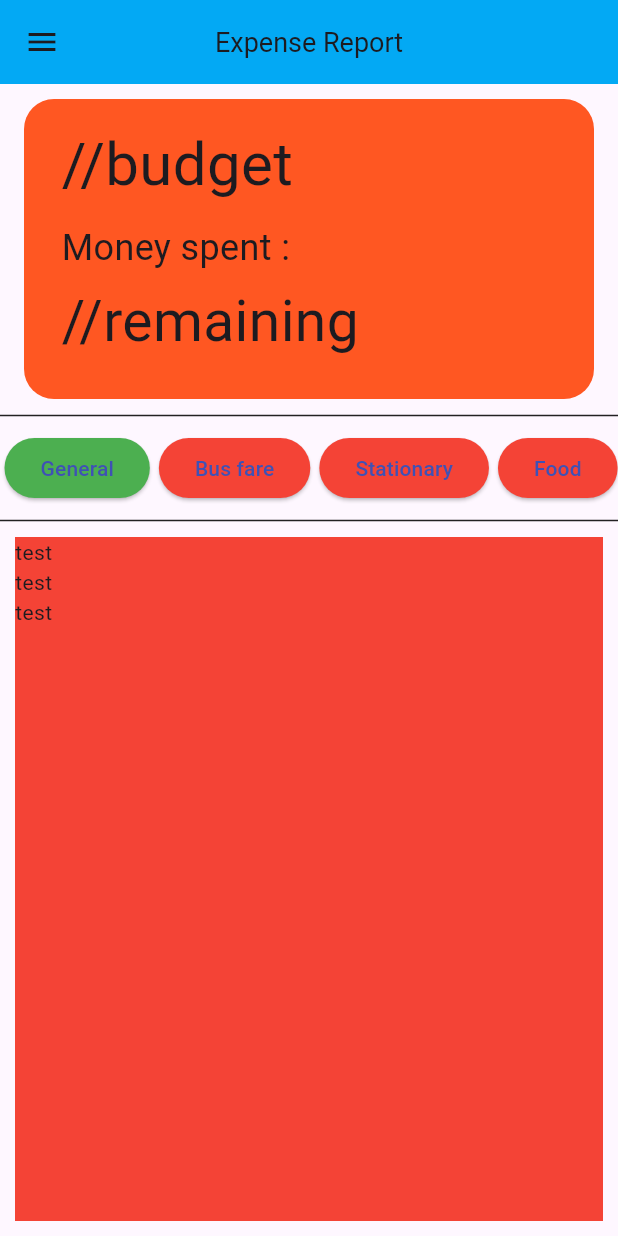
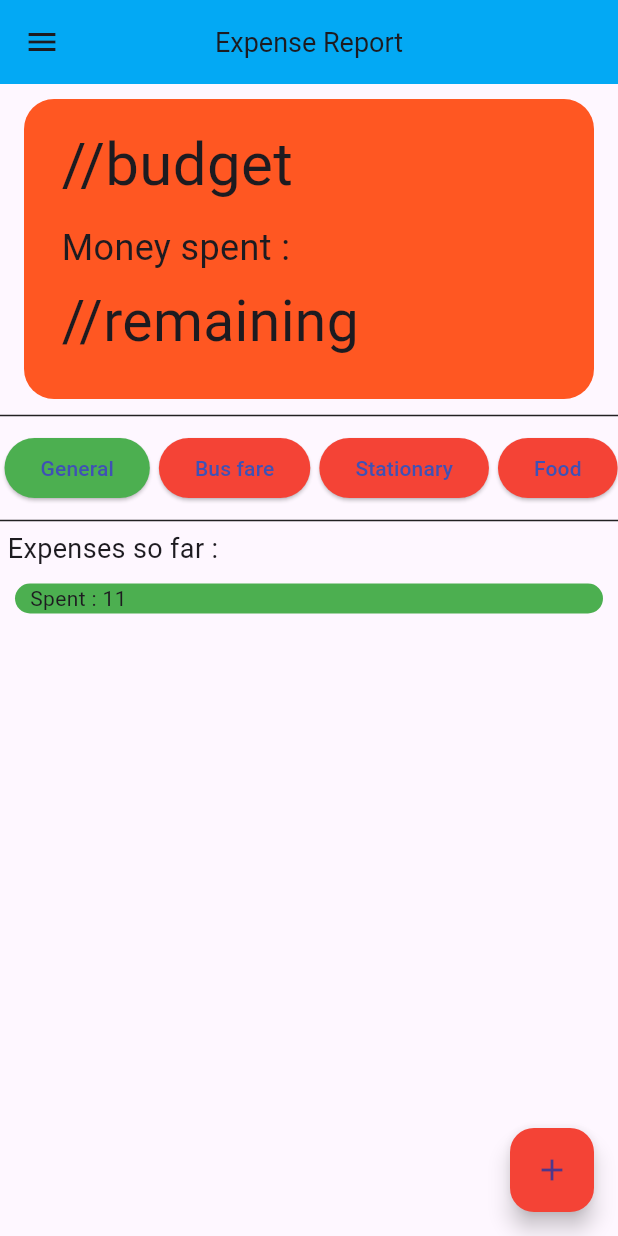
Before and after one commit to AJ-byte-git/expense_flutter, a Flutter app: the main_page screen opened directly, on a phone screen of 412 x 824 dp. Run offline on Flutter 3.47's test engine with Material 3 defaults, Android fonts, the phone set to English and light mode, and no system bars; our stand-ins replace firebase_auth, firebase_core, fluttertoast, google_sign_in; accounts and stored records are empty.

```diff
--- a/lib/UI/Pages/main_page.dart
+++ b/lib/UI/Pages/main_page.dart
@@ -1,4 +1,5 @@
 import 'package:expense_app/UI/Utils/category.dart';
+import 'package:expense_app/UI/Utils/expense.dart';
 import 'package:flutter/material.dart';
 import 'package:fluttertoast/fluttertoast.dart';
 
@@ -10,6 +11,7 @@ class main_page extends StatefulWidget {
 }
 
 class _main_pageState extends State<main_page> {
+
   @override
   Widget build(BuildContext context) {
     return Scaffold(
@@ -17,7 +19,6 @@ class _main_pageState extends State<main_page> {
         backgroundColor: Colors.lightBlue,
         leading: IconButton(
           onPressed: () {
-              //TODO drawer
             Fluttertoast.showToast(
               msg: "Working",
               toastLength: Toast.LENGTH_SHORT,
@@ -95,24 +96,37 @@ class _main_pageState extends State<main_page> {
             color: Colors.black87,
             height: 2,
           ),
+          const Padding(
+            padding: EdgeInsets.fromLTRB(5, 5, 0, 0),
+            child: Row(children: [
+              Text(
+                "Expenses so far :",
+                style: TextStyle(fontSize: 18),
+              )
+            ]),
+          ),
           Container(
             child: Expanded(
                 child: Container(
-                color: Colors.red,
-                height: 1000,
+              height: 900,
               margin: const EdgeInsets.all(10),
               child: ListView(
                 shrinkWrap: true,
                 scrollDirection: Axis.vertical,
-                  children: [
-                    Text("test"),
-                    Text("test"),
-                    Text("test"),
-                  ],
+                children: [Expense(money: 11, category: "test", date: "test")],
               ),
             )),
           )
         ],
-        ));
+      ),
+      floatingActionButton: FloatingActionButton(
+        onPressed: () {
+          Fluttertoast.showToast(
+              msg: "working", toastLength: Toast.LENGTH_LONG);
+        },
+        backgroundColor: Colors.red,
+        child: const Icon(Icons.add),
+      ),
+    );
   }
 }
--- /dev/null
+++ b/lib/UI/Utils/expense.dart
@@ -0,0 +1,36 @@
+import 'package:flutter/material.dart';
+
+class Expense extends StatelessWidget {
+  final int money;
+  final String category;
+  final String date;
+
+  Expense(
+      {super.key,
+      required this.money,
+      required this.category,
+      required this.date});
+
+  @override
+  Widget build(BuildContext context) {
+    return Expanded(
+        child: Container(
+          decoration: BoxDecoration(
+            borderRadius: BorderRadius.circular(10),
+            color: Colors.green
+          ),
+          child:Column(
+            children: [
+              Padding(
+                padding: const EdgeInsets.only(left: 10),
+                child: Row(
+                  children: [Text("Spent : $money")
+
+                  ],
+                ),
+              )
+            ],
+          ),
+    ));
+  }
+}
```
Also changed, not shown: lib/UI/Pages/Auth_Page.dart (added, +24 -0 lines), lib/UI/Pages/Sign_in_page.dart (added, +18 -0 lines), lib/auth/google_auth.dart (added, +16 -0 lines), lib/main.dart (+10 -2 lines), pubspec.yaml (+10 -0 lines), firebase.json (added), lib/firebase_options.dart (added), pubspec.lock, 3 other files. Lines whose indentation alone changed are shown as unchanged.
